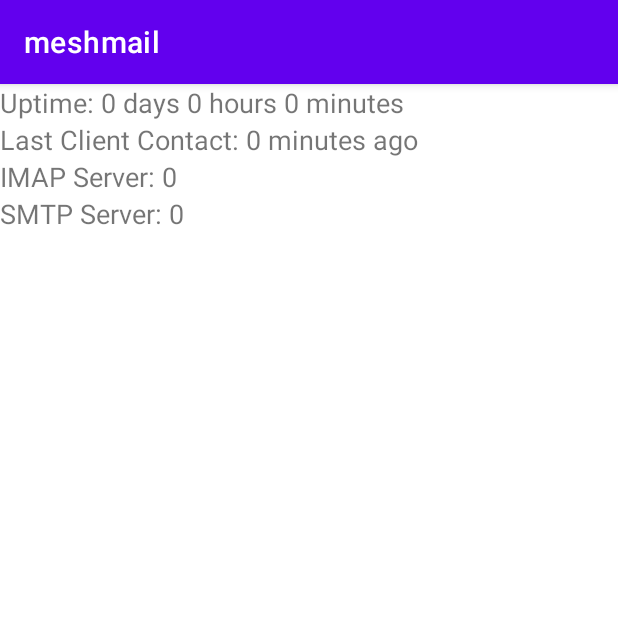
After one commit to mertrois/meshmail, an Android app: the fragment StatusRelayFragment shown on its own in the app's theme, on a phone screen of 412 x 824 dp, the top half of it. The commit adds this screen. Run offline under Robolectric (Android 15) with nearby library versions, the phone set to English and light mode, and no system bars.

```diff
--- a/app/src/main/AndroidManifest.xml
+++ b/app/src/main/AndroidManifest.xml
@@ -16,7 +16,8 @@
         tools:replace="android:allowBackup">
         <activity
             android:name="app.meshmail.MainActivity"
-            android:exported="true">
+            android:exported="true"
+            android:theme="@style/Theme.AppCompat.Light">
             <intent-filter>
                 <action android:name="android.intent.action.MAIN" />
 
--- a/app/src/main/java/app/meshmail/data/MeshmailDatabase.kt
+++ b/app/src/main/java/app/meshmail/data/MeshmailDatabase.kt
@@ -6,14 +6,12 @@ import androidx.room.Room
 import androidx.room.RoomDatabase
 import androidx.room.TypeConverters
 
-@Database(entities = [TestEntity::class, MessageEntity::class, MessageFragmentEntity::class], version = 7, exportSchema = false)
+@Database(entities = [MessageEntity::class, MessageFragmentEntity::class], version = 7, exportSchema = false)
 @TypeConverters(Converters::class)
 abstract class MeshmailDatabase : RoomDatabase() {
-    abstract fun testDao(): TestDao
     abstract fun messageDao(): MessageDao
     abstract fun messageFragmentDao(): MessageFragmentDao
 
-    // syntactic sugar, currently broken when called from service.
     companion object {
         fun getDatabase(context: Context): MeshmailDatabase {
             return Room.databaseBuilder(
--- a/app/src/main/java/app/meshmail/data/MessageDao.kt
+++ b/app/src/main/java/app/meshmail/data/MessageDao.kt
@@ -1,5 +1,6 @@
 package app.meshmail.data
 
+import androidx.lifecycle.LiveData
 import androidx.room.Dao
 import androidx.room.Delete
 import androidx.room.Insert
@@ -17,6 +18,9 @@ interface MessageDao {
 
     @Query("select * from messages where hasBeenRequested = 0")
     fun getUnrequestedMessagesFlowable(): Flowable<List<MessageEntity>>
+
+    @Query("select * from messages where isShadow = 0")
+    fun getNonShadowMessagesLive(): LiveData<List<MessageEntity>>
 
     @Query("select * from messages where isShadow = 1")
     fun getAllShadows(): List<MessageEntity>
--- a/app/src/main/java/app/meshmail/ui/PreferenceFragment.kt
+++ b/app/src/main/java/app/meshmail/ui/PreferenceFragment.kt
@@ -8,5 +8,7 @@ import app.meshmail.R
 class PreferenceFragment : PreferenceFragmentCompat() {
     override fun onCreatePreferences(savedInstanceState: Bundle?, rootKey: String?) {
         setPreferencesFromResource(R.xml.preferences, rootKey)
+
+
     }
 }
--- /dev/null
+++ b/app/src/main/java/app/meshmail/ui/StatusRelayFragment.kt
@@ -0,0 +1,59 @@
+package app.meshmail.ui
+
+import android.os.Bundle
+import android.view.LayoutInflater
+import android.view.View
+import android.view.ViewGroup
+import android.widget.TextView
+import androidx.fragment.app.Fragment
+import app.meshmail.R
+
+/*
+    Fragment that displays the status of the relay
+    e.g. if the mail servers are reachable, number of messages forwarded
+    last contact with a client, etc...
+ */
+class StatusRelayFragment : Fragment() {
+
+    override fun onCreateView(
+        inflater: LayoutInflater,
+        container: ViewGroup?,
+        savedInstanceState: Bundle?
+    ): View? {
+        return inflater.inflate(R.layout.relay_status, container, false)
+    }
+
+    override fun onViewCreated(view: View, savedInstanceState: Bundle?) {
+        super.onViewCreated(view, savedInstanceState)
+
+        // Update the uptime, CPU usage, memory usage, and disk usage
+        // text views with the current values
+        view.findViewById<TextView>(R.id.text_uptime).text = "Uptime: ${getUptime()} "
+        view.findViewById<TextView>(R.id.text_last_contact).text = "Last Client Contact: ${getLastContact()} minutes ago"
+        view.findViewById<TextView>(R.id.imap_server_status).text = "IMAP Server: ${getIMAPStatus()}"
+        view.findViewById<TextView>(R.id.smtp_server_status).text = "SMTP Server: ${getSMTPStatus()}"
+    }
+
+    // todo: add another for the status of the meshtastic service "not found-->did you install meshtastic?" is it running?
+
+    private fun getUptime(): String {
+        // TODO: Implement this method to return the uptime as a string
+        return "0 days 0 hours 0 minutes"
+    }
+
+    private fun getLastContact(): Int {
+        // todo: return last contact with a client
+        return 0
+    }
+
+    private fun getIMAPStatus(): Int {
+        // TODO: IMAP server status
+        return 0
+    }
+
+    private fun getSMTPStatus(): Int {
+        // TODO: SMTP server status
+        return 0
+    }
+
+}
--- /dev/null
+++ b/app/src/main/res/layout/relay_status.xml
@@ -0,0 +1,35 @@
+<?xml version="1.0" encoding="utf-8"?>
+<LinearLayout xmlns:android="http://schemas.android.com/apk/res/android"
+    android:layout_width="match_parent"
+    android:layout_height="match_parent"
+    android:orientation="vertical">
+
+    <TextView
+        android:id="@+id/text_uptime"
+        android:layout_width="wrap_content"
+        android:layout_height="wrap_content"
+        android:text="Uptime: 0 days 0 hours 0 minutes"
+        android:textSize="18sp" />
+
+    <TextView
+        android:id="@+id/text_last_contact"
+        android:layout_width="wrap_content"
+        android:layout_height="wrap_content"
+        android:text="last contact:"
+        android:textSize="18sp" />
+
+    <TextView
+        android:id="@+id/imap_server_status"
+        android:layout_width="wrap_content"
+        android:layout_height="wrap_content"
+        android:text="Imap server:"
+        android:textSize="18sp" />
+
+    <TextView
+        android:id="@+id/smtp_server_status"
+        android:layout_width="wrap_content"
+        android:layout_height="wrap_content"
+        android:text="SMTP Server:"
+        android:textSize="18sp" />
+
+</LinearLayout>
```
Also changed, not shown: app/src/main/java/app/meshmail/MainActivity.kt (+45 -16 lines), app/src/main/java/app/meshmail/data/MessageAdapter.kt (added, +41 -0 lines), app/src/main/java/app/meshmail/data/TestDao.kt (deleted, +0 -17 lines), app/src/main/java/app/meshmail/data/TestEntity.kt (deleted, +0 -14 lines), app/src/main/java/app/meshmail/service/MailSyncService.kt (+5 -4 lines), app/src/main/java/app/meshmail/ui/ClientMessageListFragment.kt (added, +73 -0 lines), app/src/main/java/app/meshmail/ui/ClientMessagesListViewModel.kt (added, +23 -0 lines), app/src/main/res/layout/activity_main.xml (+9 -9 lines), app/src/main/res/layout/message_layout.xml (added, +25 -0 lines), app/src/main/res/layout/messages_fragment.xml (added, +12 -0 lines).
